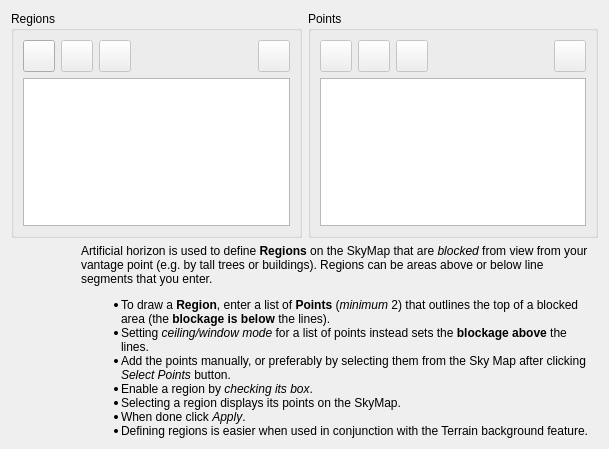
Before: the Qt Designer form kstars/tools/horizonmanager.ui in KDE/kstars, drawn with Qt 5.
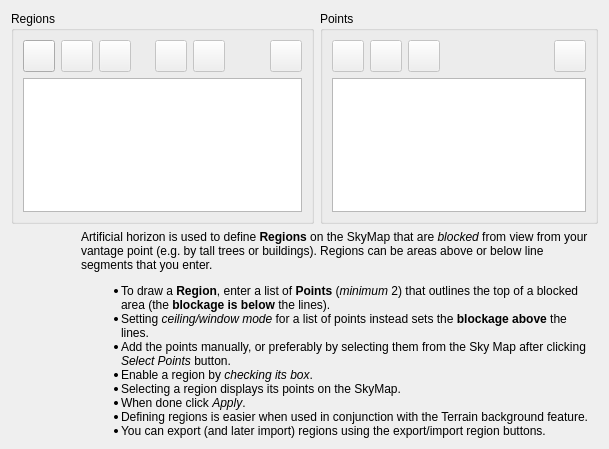
After: the same form once the commit is applied.

Commit message: Export and import artificial horizons.

The edit to the form file:
```diff
--- a/kstars/tools/horizonmanager.ui
+++ b/kstars/tools/horizonmanager.ui
@@ -96,6 +96,75 @@
             </property>
            </widget>
           </item>
+          <item>
+           <spacer name="horizontalSpacer_1">
+            <property name="sizePolicy">
+             <sizepolicy hsizetype="Preferred" vsizetype="Fixed">
+              <horstretch>0</horstretch>
+              <verstretch>0</verstretch>
+             </sizepolicy>
+            </property>
+            <property name="orientation">
+             <enum>Qt::Horizontal</enum>
+            </property>
+            <property name="sizeHint" stdset="0">
+             <size>
+              <width>20</width>
+              <height>20</height>
+             </size>
+            </property>
+           </spacer>
+          </item>
+          <item>
+           <widget class="QPushButton" name="exportHorizonB">
+            <property name="enabled">
+             <bool>false</bool>
+            </property>
+            <property name="minimumSize">
+             <size>
+              <width>32</width>
+              <height>32</height>
+             </size>
+            </property>
+            <property name="maximumSize">
+             <size>
+              <width>32</width>
+              <height>32</height>
+             </size>
+            </property>
+            <property name="toolTip">
+             <string>Export the selected horizon to a file</string>
+            </property>
+            <property name="text">
+             <string/>
+            </property>
+           </widget>
+          </item>
+          <item>
+           <widget class="QPushButton" name="importHorizonB">
+            <property name="enabled">
+             <bool>false</bool>
+            </property>
+            <property name="minimumSize">
+             <size>
+              <width>32</width>
+              <height>32</height>
+             </size>
+            </property>
+            <property name="maximumSize">
+             <size>
+              <width>32</width>
+              <height>32</height>
+             </size>
+            </property>
+            <property name="toolTip">
+             <string>Import a previously exported horizon file</string>
+            </property>
+            <property name="text">
+             <string/>
+            </property>
+           </widget>
+          </item>
           <item>
            <spacer name="horizontalSpacer">
             <property name="orientation">
@@ -328,7 +397,7 @@
      <item>
       <widget class="QLabel" name="label">
        <property name="text">
-        <string>&lt;html&gt;&lt;head/&gt;&lt;body&gt;&lt;p&gt;Artificial horizon is used to define &lt;span style=&quot; font-weight:600;&quot;&gt;Regions&lt;/span&gt; on the SkyMap that are &lt;span style=&quot; font-style:italic;&quot;&gt;blocked&lt;/span&gt; from view from your vantage point (e.g. by tall trees or buildings). Regions can be areas above or below line segments that you enter. &lt;/p&gt;&lt;ul style=&quot;margin-top: 0px; margin-bottom: 0px; margin-left: 0px; margin-right: 0px; -qt-list-indent: 1;&quot;&gt;&lt;li style=&quot; margin-top:12px; margin-bottom:0px; margin-left:0px; margin-right:0px; -qt-block-indent:0; text-indent:0px;&quot;&gt;To draw a &lt;span style=&quot; font-weight:600;&quot;&gt;Region&lt;/span&gt;, enter a list of &lt;span style=&quot; font-weight:600;&quot;&gt;Points&lt;/span&gt; (&lt;span style=&quot; font-style:italic;&quot;&gt;minimum&lt;/span&gt; 2) that outlines the top of a blocked area (the &lt;span style=&quot; font-weight:600;&quot;&gt;blockage is below&lt;/span&gt; the lines).&lt;/li&gt;&lt;ul style=&quot;margin-top: 0px; margin-bottom: 0px; margin-left: 0px; margin-right: 0px; -qt-list-indent: 1;&quot;&gt;&lt;li style=&quot; margin-top:0px; margin-bottom:0px; margin-left:0px; margin-right:0px; -qt-block-indent:0; text-indent:0px;&quot;&gt;Setting &lt;span style=&quot; font-style:italic;&quot;&gt;ceiling/window mode&lt;/span&gt; for a list of points instead sets the &lt;span style=&quot; font-weight:600;&quot;&gt;blockage above&lt;/span&gt; the lines.&lt;/li&gt;&lt;li style=&quot; margin-top:0px; margin-bottom:0px; margin-left:0px; margin-right:0px; -qt-block-indent:0; text-indent:0px;&quot;&gt;Add the points manually, or preferably by selecting them from the Sky Map after clicking &lt;span style=&quot; font-style:italic;&quot;&gt;Select Points&lt;/span&gt; button. &lt;/li&gt;&lt;/ul&gt;&lt;li style=&quot; margin-top:0px; margin-bottom:0px; margin-left:0px; margin-right:0px; -qt-block-indent:0; text-indent:0px;&quot;&gt;Enable a region by &lt;span style=&quot; font-style:italic;&quot;&gt;checking its box&lt;/span&gt;. &lt;/li&gt;&lt;li style=&quot; margin-top:0px; margin-bottom:0px; margin-left:0px; margin-right:0px; -qt-block-indent:0; text-indent:0px;&quot;&gt;Selecting a region displays its points on the SkyMap. &lt;/li&gt;&lt;li style=&quot; margin-top:0px; margin-bottom:0px; margin-left:0px; margin-right:0px; -qt-block-indent:0; text-indent:0px;&quot;&gt;When done click &lt;span style=&quot; font-style:italic;&quot;&gt;Apply&lt;/span&gt;.&lt;/li&gt;&lt;li style=&quot; margin-top:0px; margin-bottom:12px; margin-left:0px; margin-right:0px; -qt-block-indent:0; text-indent:0px;&quot;&gt;Defining regions is easier when used in conjunction with the Terrain background feature.&lt;/li&gt;&lt;/ul&gt;&lt;/body&gt;&lt;/html&gt;</string>
+        <string>&lt;html&gt;&lt;head/&gt;&lt;body&gt;&lt;p&gt;Artificial horizon is used to define &lt;span style=&quot; font-weight:600;&quot;&gt;Regions&lt;/span&gt; on the SkyMap that are &lt;span style=&quot; font-style:italic;&quot;&gt;blocked&lt;/span&gt; from view from your vantage point (e.g. by tall trees or buildings). Regions can be areas above or below line segments that you enter. &lt;/p&gt;&lt;ul style=&quot;margin-top: 0px; margin-bottom: 0px; margin-left: 0px; margin-right: 0px; -qt-list-indent: 1;&quot;&gt;&lt;li style=&quot; margin-top:12px; margin-bottom:0px; margin-left:0px; margin-right:0px; -qt-block-indent:0; text-indent:0px;&quot;&gt;To draw a &lt;span style=&quot; font-weight:600;&quot;&gt;Region&lt;/span&gt;, enter a list of &lt;span style=&quot; font-weight:600;&quot;&gt;Points&lt;/span&gt; (&lt;span style=&quot; font-style:italic;&quot;&gt;minimum&lt;/span&gt; 2) that outlines the top of a blocked area (the &lt;span style=&quot; font-weight:600;&quot;&gt;blockage is below&lt;/span&gt; the lines).&lt;/li&gt;&lt;ul style=&quot;margin-top: 0px; margin-bottom: 0px; margin-left: 0px; margin-right: 0px; -qt-list-indent: 1;&quot;&gt;&lt;li style=&quot; margin-top:0px; margin-bottom:0px; margin-left:0px; margin-right:0px; -qt-block-indent:0; text-indent:0px;&quot;&gt;Setting &lt;span style=&quot; font-style:italic;&quot;&gt;ceiling/window mode&lt;/span&gt; for a list of points instead sets the &lt;span style=&quot; font-weight:600;&quot;&gt;blockage above&lt;/span&gt; the lines.&lt;/li&gt;&lt;li style=&quot; margin-top:0px; margin-bottom:0px; margin-left:0px; margin-right:0px; -qt-block-indent:0; text-indent:0px;&quot;&gt;Add the points manually, or preferably by selecting them from the Sky Map after clicking &lt;span style=&quot; font-style:italic;&quot;&gt;Select Points&lt;/span&gt; button. &lt;/li&gt;&lt;/ul&gt;&lt;li style=&quot; margin-top:0px; margin-bottom:0px; margin-left:0px; margin-right:0px; -qt-block-indent:0; text-indent:0px;&quot;&gt;Enable a region by &lt;span style=&quot; font-style:italic;&quot;&gt;checking its box&lt;/span&gt;. &lt;/li&gt;&lt;li style=&quot; margin-top:0px; margin-bottom:0px; margin-left:0px; margin-right:0px; -qt-block-indent:0; text-indent:0px;&quot;&gt;Selecting a region displays its points on the SkyMap. &lt;/li&gt;&lt;li style=&quot; margin-top:0px; margin-bottom:0px; margin-left:0px; margin-right:0px; -qt-block-indent:0; text-indent:0px;&quot;&gt;When done click &lt;span style=&quot; font-style:italic;&quot;&gt;Apply&lt;/span&gt;.&lt;/li&gt;&lt;li style=&quot; margin-top:0px; margin-bottom:0px; margin-left:0px; margin-right:0px; -qt-block-indent:0; text-indent:0px;&quot;&gt;Defining regions is easier when used in conjunction with the Terrain background feature.&lt;/li&gt;&lt;li style=&quot; margin-top:0px; margin-bottom:12px; margin-left:0px; margin-right:0px; -qt-block-indent:0; text-indent:0px;&quot;&gt;You can export (and later import) regions using the export/import region buttons.&lt;/li&gt;&lt;/ul&gt;&lt;/body&gt;&lt;/html&gt;</string>
        </property>
        <property name="wordWrap">
         <bool>true</bool>
```
The commit also changes 2 other files.
